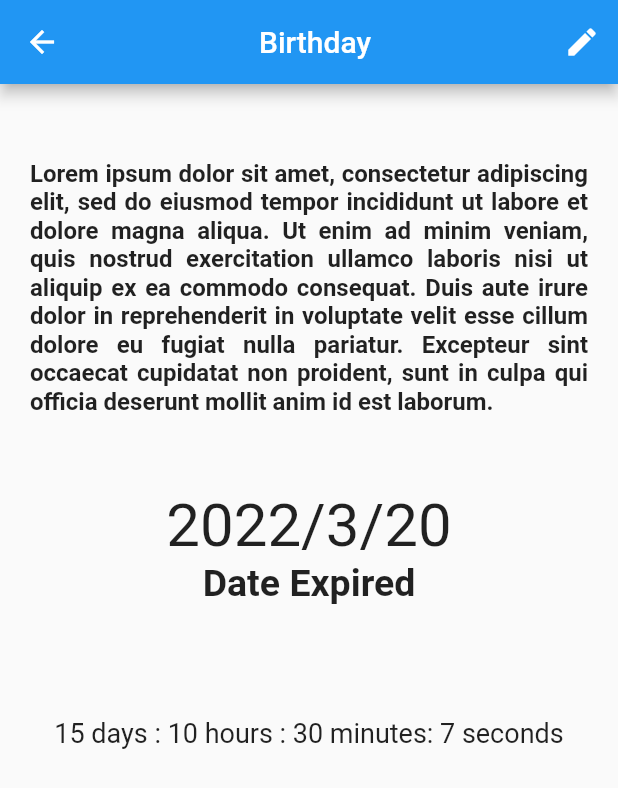
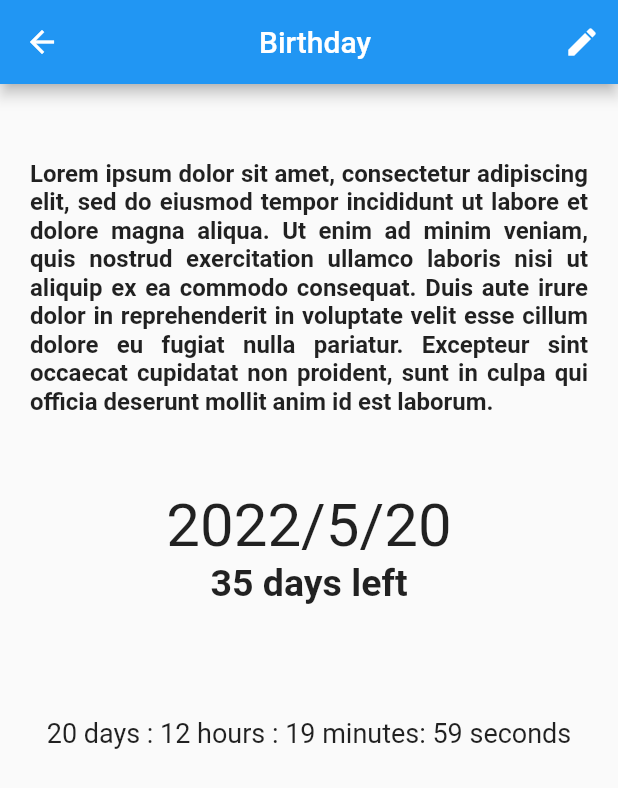
Before and after one commit to RahulRimal/deeClone, a Flutter app: the screen it shows after launch, after a tap on "Birthday", on a phone screen of 412 x 824 dp. Shown: the top 788 px of the screen. Run offline on Flutter 3.47's test engine with Material 2 defaults, Android fonts, the phone set to English and light mode, and no system bars; network calls fail.

Commit message:
Working on

```diff
--- a/event_counter/lib/helpers/date_time_helper.dart
+++ b/event_counter/lib/helpers/date_time_helper.dart
@@ -53,8 +53,8 @@ class DateTimeHelper {
   }
 
   static DateTime decreaseTime(DateTime time) {
-    // return time.subtract(Duration(seconds: 1));
-    return DateTime(time.year, time.month, time.day, time.hour, time.minute,
-        time.second - 1);
+    return time.subtract(Duration(seconds: 1));
+    // return DateTime(time.year, time.month, time.day, time.hour, time.minute,
+    //     time.second - 1);
   }
 }
--- a/event_counter/lib/main.dart
+++ b/event_counter/lib/main.dart
@@ -1,4 +1,5 @@
 import 'package:event_counter/providers/events.dart';
+import 'package:event_counter/screens/add_event_screen.dart';
 import 'package:event_counter/screens/event_screen.dart';
 import 'package:event_counter/screens/home_screen.dart';
 import 'package:event_counter/temp.dart';
@@ -24,6 +25,7 @@ class _MyAppState extends State<MyApp> {
             // primarySwatch: Colors.amber,
             ),
         home: HomeScreen(),
+        // home: AddEventScreen(),
         routes: {
           EventScreen.routeName: (ctx) => EventScreen(),
         },
--- a/event_counter/lib/providers/events.dart
+++ b/event_counter/lib/providers/events.dart
@@ -8,13 +8,19 @@ class Events with ChangeNotifier {
         name: 'Birthday',
         description:
             'Lorem ipsum dolor sit amet, consectetur adipiscing elit, sed do eiusmod tempor incididunt ut labore et dolore magna aliqua. Ut enim ad minim veniam, quis nostrud exercitation ullamco laboris nisi ut aliquip ex ea commodo consequat. Duis aute irure dolor in reprehenderit in voluptate velit esse cillum dolore eu fugiat nulla pariatur. Excepteur sint occaecat cupidatat non proident, sunt in culpa qui officia deserunt mollit anim id est laborum.',
-        deadline: new DateTime(2022, 3, 20, 12, 20)),
+        deadline: new DateTime(2022, 5, 20, 12, 20)),
     Event(id: 2, name: 'Anniversary', deadline: new DateTime(2022, 5, 12)),
-    Event(id: 3, name: 'Wedding', deadline: new DateTime(2024, 1, 12)),
+    Event(id: 3, name: 'Wedding', deadline: new DateTime(2023, 1, 12)),
   ];
 
   List<Event> get events {
     return [..._events];
+  }
+
+  updateEventDateline(DateTime newDateTime, int eventId) {
+    final event = _events.firstWhere((event) => event.id == eventId);
+    event.deadline = newDateTime;
+    // notifyListeners();
   }
 
   void addEvent(Event event) {
--- a/event_counter/lib/screens/event_screen.dart
+++ b/event_counter/lib/screens/event_screen.dart
@@ -15,7 +15,10 @@ class EventScreen extends StatefulWidget {
 }
 
 class _EventScreenState extends State<EventScreen> {
-  DateTime _eventTimer = DateTime.now();
+  // DateTime _eventTimer = DateTime.now();
+  late DateTime _eventTimer;
+
+  bool _first = true;
 
   void _decreaseTimer() {
     setState(() {
@@ -27,7 +30,15 @@ class _EventScreenState extends State<EventScreen> {
   Widget build(BuildContext context) {
     final eventToShow = ModalRoute.of(context)!.settings.arguments as Event;
 
-    Timer.periodic(Duration(seconds: 1), (Timer timer) => _decreaseTimer());
+    if (_first) {
+      _eventTimer = eventToShow.deadline ?? DateTime.now();
+      _first = false;
+      Provider.of<Events>(context, listen: false)
+          .updateEventDateline(_eventTimer, eventToShow.id);
+      Timer.periodic(Duration(seconds: 1), (Timer timer) => _decreaseTimer());
+    }
+
+    print(eventToShow.deadline);
 
     return Scaffold(
       appBar: AppBar(
--- a/event_counter/lib/screens/home_screen.dart
+++ b/event_counter/lib/screens/home_screen.dart
@@ -54,7 +54,9 @@ class _HomeScreenState extends State<HomeScreen> {
 
       body: ListView.builder(
         itemBuilder: (context, index) {
-          return ListTile(
+          return Padding(
+            padding: const EdgeInsets.all(8.0),
+            child: ListTile(
               onTap: () {
                 Navigator.pushNamed(context, EventScreen.routeName,
                     arguments: eventsToShow[index]);
@@ -65,7 +67,8 @@ class _HomeScreenState extends State<HomeScreen> {
               ),
               leading: CircleAvatar(
                 backgroundImage: NetworkImage(
-                  'https://cdn.pixabay.com/photo/2017/05/25/15/08/jogging-2343558_1280.jpg'),
+                  'https://cdn.pixabay.com/photo/2017/05/25/15/08/jogging-2343558_1280.jpg',
+                ),
               ),
               title: Center(
                 // child: Hero(
@@ -94,6 +97,7 @@ class _HomeScreenState extends State<HomeScreen> {
               ),
               tileColor: Colors.white,
               iconColor: Colors.blueGrey,
+            ),
           );
         },
         itemCount: eventsToShow.length,
```
Also changed, not shown: event_counter/lib/screens/add_event_screen.dart (+48 -1 lines). Lines whose indentation alone changed are shown as unchanged.
